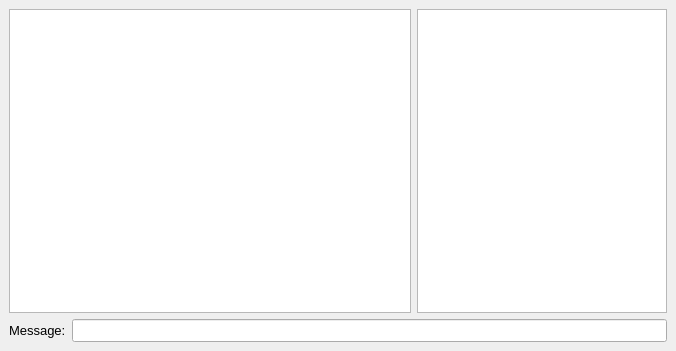
Above: forms/chat_dialog.ui from copperspice/kitchensink before the change. Below: the same form after it.
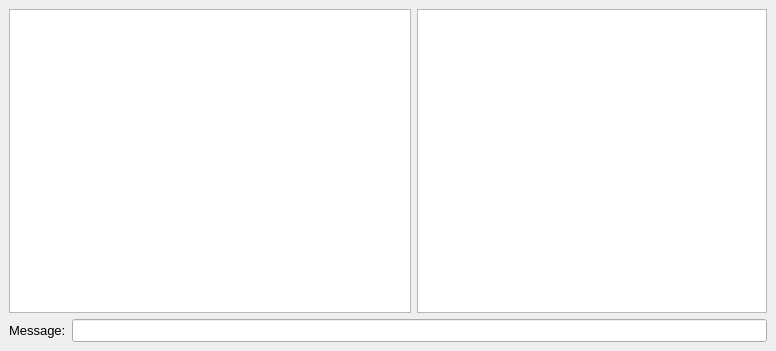
That is the form after the change.

What changed in the file:
```diff
--- a/forms/chat_dialog.ui
+++ b/forms/chat_dialog.ui
@@ -6,7 +6,7 @@
    <rect>
     <x>0</x>
     <y>0</y>
-    <width>676</width>
+    <width>776</width>
     <height>351</height>
    </rect>
   </property>
@@ -71,7 +71,7 @@
       <widget class="QListWidget" name="listWidget">
        <property name="minimumSize">
         <size>
-         <width>250</width>
+         <width>350</width>
          <height>0</height>
         </size>
        </property>
```
